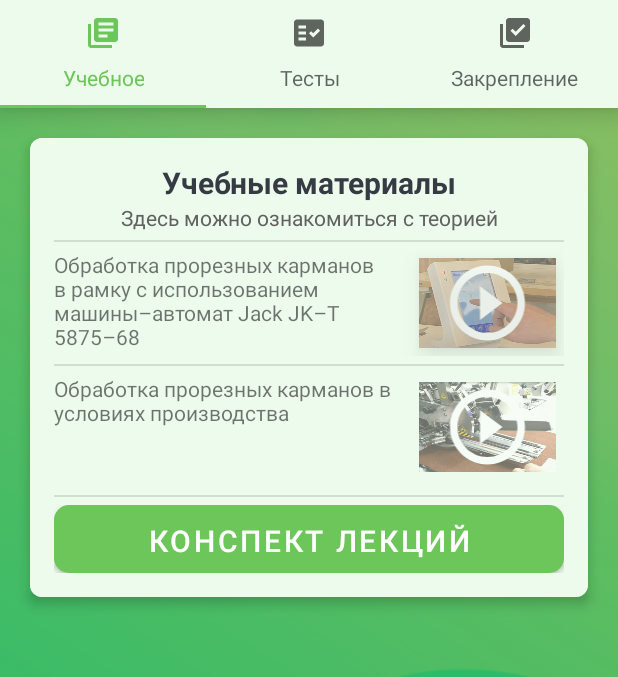
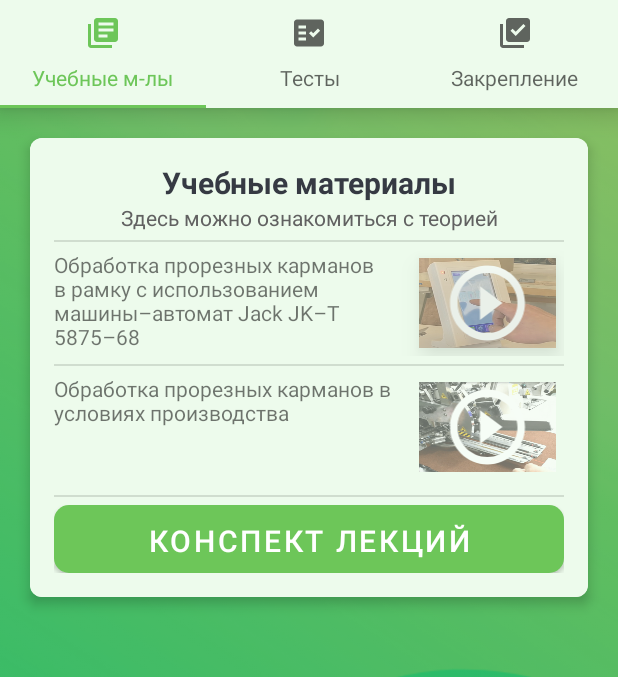
Before and after one commit to MstrSid/QuizzApp, an Android app: the screen it shows after launch (MainActivity), on a phone screen of 412 x 824 dp, the part 328-1005 px from its top. Run offline under Robolectric (Android 15) with nearby library versions, the phone set to English and light mode, and no system bars; our stand-ins replace Firebase (no records; nobody signed in at launch, a user with empty details on screens opened directly).

Commit message:
minor fixes 2

```diff
--- a/app/src/main/java/by/kos/quizzapp/MainActivity.kt
+++ b/app/src/main/java/by/kos/quizzapp/MainActivity.kt
@@ -125,7 +125,7 @@ class MainActivity : AppCompatActivity() {
             when (position) {
 
                 0 -> {
-                    tab.text = "Учебное"
+                    tab.setText(R.string.tab_learning)
                     tab.icon = ContextCompat.getDrawable(
                         this,
                         R.drawable.ic_book_24
@@ -133,7 +133,7 @@ class MainActivity : AppCompatActivity() {
                 }
 
                 1 -> {
-                    tab.text = "Тесты"
+                    tab.setText(R.string.tab_tests)
                     tab.icon = ContextCompat.getDrawable(
                         this,
                         R.drawable.ic_test_24
@@ -141,7 +141,7 @@ class MainActivity : AppCompatActivity() {
                 }
 
                 2 -> {
-                    tab.text = "Закрепление"
+                    tab.setText(R.string.tab_tasks)
                     tab.icon = ContextCompat.getDrawable(
                         this,
                         R.drawable.ic_check_24
--- a/app/src/main/res/layout-land/activity_main.xml
+++ b/app/src/main/res/layout-land/activity_main.xml
@@ -115,7 +115,7 @@
             android:layout_width="wrap_content"
             android:layout_height="wrap_content"
             android:icon="@drawable/ic_book_24"
-            tools:text="Учебное" />
+            tools:text="Учебные материалы" />
     </com.google.android.material.tabs.TabLayout>
 
     <androidx.viewpager2.widget.ViewPager2
--- a/app/src/main/res/layout-normal-land/activity_main.xml
+++ b/app/src/main/res/layout-normal-land/activity_main.xml
@@ -115,7 +115,7 @@
             android:layout_width="wrap_content"
             android:layout_height="wrap_content"
             android:icon="@drawable/ic_book_24"
-            tools:text="Учебное" />
+            tools:text="Учебные материалы" />
     </com.google.android.material.tabs.TabLayout>
 
     <androidx.viewpager2.widget.ViewPager2
--- a/app/src/main/res/layout-normal/activity_main.xml
+++ b/app/src/main/res/layout-normal/activity_main.xml
@@ -115,7 +115,7 @@
             android:layout_width="wrap_content"
             android:layout_height="wrap_content"
             android:icon="@drawable/ic_book_24"
-            tools:text="Учебное" />
+            tools:text="Учебные м-лы" />
     </com.google.android.material.tabs.TabLayout>
 
     <androidx.viewpager2.widget.ViewPager2
--- a/app/src/main/res/layout-sw600dp/activity_main.xml
+++ b/app/src/main/res/layout-sw600dp/activity_main.xml
@@ -116,7 +116,7 @@
             android:layout_width="wrap_content"
             android:layout_height="wrap_content"
             android:icon="@drawable/ic_book_24"
-            tools:text="Учебное" />
+            tools:text="Учебные материалы" />
     </com.google.android.material.tabs.TabLayout>
 
     <androidx.viewpager2.widget.ViewPager2
--- a/app/src/main/res/layout/activity_main.xml
+++ b/app/src/main/res/layout/activity_main.xml
@@ -116,7 +116,7 @@
                     android:layout_width="wrap_content"
                     android:layout_height="wrap_content"
                     android:icon="@drawable/ic_book_24"
-                    tools:text="Учебное" />
+                    tools:text="Учебные м-лы" />
             </com.google.android.material.tabs.TabLayout>
 
             <androidx.viewpager2.widget.ViewPager2
--- /dev/null
+++ b/app/src/main/res/values-land/strings.xml
@@ -0,0 +1,6 @@
+<?xml version="1.0" encoding="utf-8"?>
+<resources>
+    <string name="tab_learning">Учебные материалы</string>
+    <string name="tab_tests">Тесты</string>
+    <string name="tab_tasks">Закрепление</string>
+</resources>
--- a/app/src/main/res/values-night/strings.xml
+++ b/app/src/main/res/values-night/strings.xml
@@ -13,4 +13,7 @@
     <string name="test_done_text">Тест закончен!</string>
     <string name="btn_exit_text">ВЫЙТИ</string>
     <string name="home">Home</string>
+    <string name="tab_learning">Учебные м-лы</string>
+    <string name="tab_tests">Тесты</string>
+    <string name="tab_tasks">Закрепление</string>
 </resources>
--- /dev/null
+++ b/app/src/main/res/values-v29/strings.xml
@@ -0,0 +1,5 @@
+<?xml version="1.0" encoding="utf-8"?>
+<resources>
+    <string name="tab_tests">Тесты</string>
+    <string name="tab_tasks">Закрепление</string>
+</resources>
--- /dev/null
+++ b/app/src/main/res/values-w600dp/strings.xml
@@ -0,0 +1,6 @@
+<?xml version="1.0" encoding="utf-8"?>
+<resources>
+    <string name="tab_learning">Учебные материалы</string>
+    <string name="tab_tests">Тесты</string>
+    <string name="tab_tasks">Закрепление</string>
+</resources>
--- a/app/src/main/res/values/strings.xml
+++ b/app/src/main/res/values/strings.xml
@@ -37,4 +37,7 @@
     <string name="exit_main_question">Выйти на главный экран?</string>
     <string name="info">Info</string>
     <string name="txt_exit_another">Выйти из приложения?</string>
+    <string name="tab_learning">Учебные м-лы</string>
+    <string name="tab_tests">Тесты</string>
+    <string name="tab_tasks">Закрепление</string>
 </resources>
```
